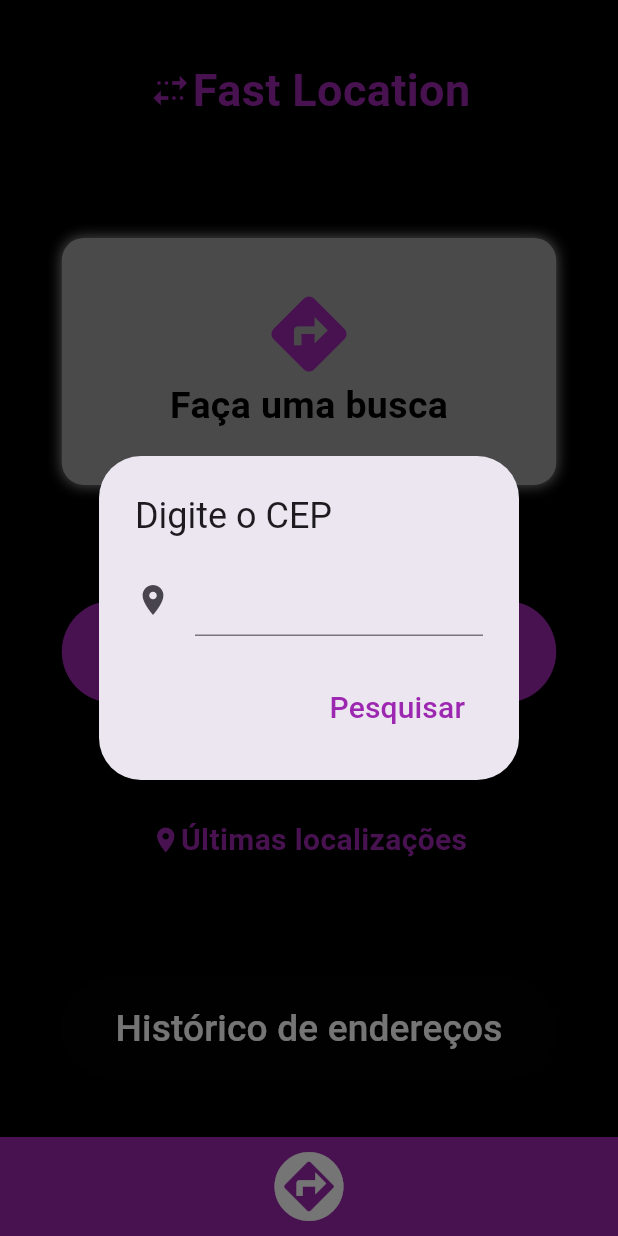
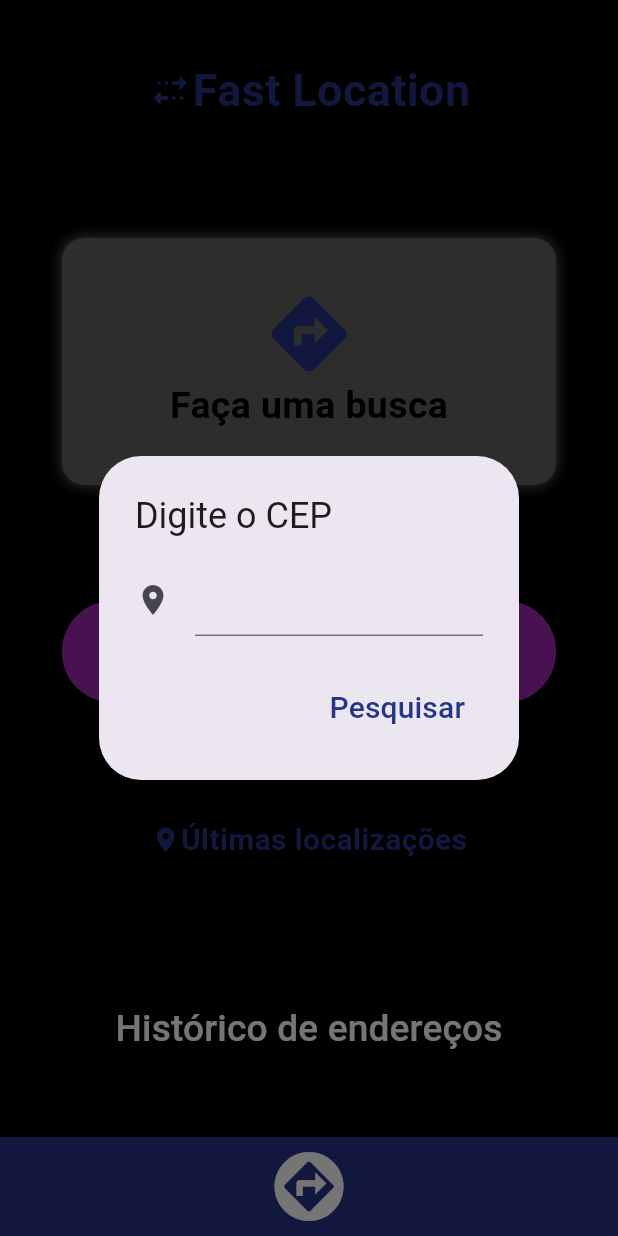
Before and after one commit to JoaoReiter/FastLocation---Atividade-01, a Flutter app: the screen it shows after launch, after a tap on "Localizar endereço", on a phone screen of 412 x 824 dp. Run offline on Flutter 3.47's test engine with Material 3 defaults, Android fonts, the phone set to English and light mode, and no system bars; our stand-ins replace dio, flutter_mobx, hive, hive_flutter, mobx, shared_preferences; missing offline and left inert: path_provider_android, path_provider_ios; accounts and stored records are empty; generated files the repository leaves out were written again.

Commit message:
Correção Do Código

```diff
--- a/lib/main.dart
+++ b/lib/main.dart
@@ -19,7 +19,7 @@ class App extends StatelessWidget {
     return MaterialApp(
       title: 'Fast Location',
       theme: ThemeData(
-        primarySwatch: Colors.purple,
+        primarySwatch: Colors.blue,
       ),
       home: const InitialPage(),
       debugShowCheckedModeBanner: false,
--- a/lib/modules/history/page/history_page.dart
+++ b/lib/modules/history/page/history_page.dart
@@ -64,7 +64,7 @@ class _HistoryPageState extends State<HistoryPage> {
                 leading: IconButton(
                   icon: const Icon(
                     Icons.arrow_back,
-                    color: Color.fromRGBO(156, 39, 176, 1),
+                    color: Color.fromRGBO(39, 53, 133, 1),
                   ),
                   onPressed: () => Navigator.pop(context),
                 ),
@@ -89,14 +89,14 @@ class _HistoryPageState extends State<HistoryPage> {
                               Icon(
                                 Icons.share_location,
                                 size: 30,
-                                color: Color.fromRGBO(156, 39, 176, 1),
+                                color: Color.fromRGBO(39, 53, 133, 1),
                               ),
                               SizedBox(
                                 width: 10,
                               ),
                               Text("Endereços Localizados",
                                   style: TextStyle(
-                                      color: Color.fromRGBO(156, 39, 176, 1),
+                                      color: Color.fromRGBO(39, 53, 133, 1),
                                       fontSize: 25,
                                       fontStyle: FontStyle.italic,
                                       fontWeight: FontWeight.bold))
--- a/lib/modules/home/components/address_list.dart
+++ b/lib/modules/home/components/address_list.dart
@@ -48,7 +48,7 @@ class _AddressListState extends State<AddressList> {
             Icon(
               Icons.location_off,
               size: 40,
-              color: Color.fromRGBO(156, 39, 176, 1),
+              color: Color.fromRGBO(39, 53, 133, 1),
             ),
             Padding(
               padding: EdgeInsets.all(10.0),
@@ -92,7 +92,6 @@ class _AddressListState extends State<AddressList> {
                       address.localidade,
                       style: const TextStyle(
                         fontSize: 12,
-                        //fontWeight: FontWeight.bold,
                       ),
                     )
                   ],
--- a/lib/modules/home/components/search_empty.dart
+++ b/lib/modules/home/components/search_empty.dart
@@ -11,7 +11,7 @@ class SearchEmpty extends StatelessWidget {
         Icon(
           Icons.directions,
           size: 80,
-          color: Color.fromRGBO(156, 39, 176, 1),
+          color: Color.fromRGBO(39, 53, 133, 1),
         ),
         Padding(
           padding: EdgeInsets.all(20.0),
--- a/lib/modules/home/page/home_page.dart
+++ b/lib/modules/home/page/home_page.dart
@@ -42,13 +42,13 @@ class _HomePageState extends State<HomePage> {
               children: [
                 Icon(
                   size: 30,
-                  color: Color.fromRGBO(156, 39, 176, 1),
+                  color: Color.fromRGBO(39, 53, 133, 1),
                   Icons.multiple_stop,
                 ),
                 Text(
                   "Fast Location",
                   style: TextStyle(
-                    color: Color.fromRGBO(156, 39, 176, 1),
+                    color: Color.fromRGBO(39, 53, 133, 1),
                     fontSize: 30,
                     fontWeight: FontWeight.bold,
                   ),
@@ -71,7 +71,7 @@ class _HomePageState extends State<HomePage> {
                 children: [
                   Icon(
                     size: 60,
-                    color: Color.fromRGBO(156, 39, 176, 1),
+                    color: Color.fromRGBO(39, 53, 133, 1),
                     Icons.directions,
                   ),
                   Text(
@@ -119,11 +119,11 @@ class _HomePageState extends State<HomePage> {
             ),
             Row(
               children: [
-                Icon(size: 20, color: Color.fromRGBO(156, 39, 176, 1), Icons.place),
+                Icon(size: 20, color: Color.fromRGBO(39, 53, 133, 1), Icons.place),
                 Text(
                   "Últimas localizações",
                   style: TextStyle(
-                    color: Color.fromRGBO(156, 39, 176, 1),
+                    color: Color.fromRGBO(39, 53, 133, 1),
                     fontSize: 20,
                     fontWeight: FontWeight.bold,
                   ),
@@ -134,7 +134,7 @@ class _HomePageState extends State<HomePage> {
             ElevatedButton(
               onPressed: null, // Botão desativado
               style: ElevatedButton.styleFrom(
-                backgroundColor: Color.fromRGBO(156, 39, 176, 1), // Cor de fundo
+                backgroundColor: Color.fromRGBO(39, 53, 133, 1), // Cor de fundo
                 minimumSize: Size(widthMedia * 0.8, 15), // Tamanho mínimo
                 padding: EdgeInsets.all(
                   heightMedia * 0.02,
@@ -152,7 +152,7 @@ class _HomePageState extends State<HomePage> {
         ),
       ),
       bottomNavigationBar: Container(
-        decoration: BoxDecoration(color: Color.fromRGBO(156, 39, 176, 1)),
+        decoration: BoxDecoration(color: Color.fromRGBO(39, 53, 133, 1)),
         child: IconButton(
           onPressed: null,
           icon: Icon(size: 50, color: Colors.white, Icons.assistant_direction),
--- a/lib/modules/home/page/result.dart
+++ b/lib/modules/home/page/result.dart
@@ -58,7 +58,7 @@ WidgetAlert(BuildContext context, String titulo) {
         child: Text(
           "Pesquisar",
           style: TextStyle(
-            color: Color.fromRGBO(156, 39, 176, 1),
+            color: Color.fromRGBO(39, 53, 133, 1),
             fontSize: 20,
           ),
         ),
@@ -104,7 +104,7 @@ class AddressDetailPage extends StatelessWidget {
             Text(
               'CEP: ${address.cep}',
               style: TextStyle(
-                color: Color.fromRGBO(156, 39, 176, 1),
+                color: Color.fromRGBO(39, 53, 133, 1),
                 fontWeight: FontWeight.bold,
                 fontSize: 30,
               ),
--- a/lib/modules/initial/initial_page.dart
+++ b/lib/modules/initial/initial_page.dart
@@ -49,7 +49,7 @@ class _InitialPageState extends State<InitialPage>
               padding: EdgeInsets.only(bottom: 10),
               child: Text("Fast Location",
                   style: TextStyle(
-                      color: Color.fromRGBO(156, 39, 176, 1),
+                      color: Color.fromRGBO(39, 53, 133, 1),
                       fontSize: 40,
                       fontWeight: FontWeight.bold)),
             ),
@@ -59,7 +59,7 @@ class _InitialPageState extends State<InitialPage>
                   padding: EdgeInsets.all(8),
                   child: Icon(
                     size: 150,
-                    color: Color.fromRGBO(156, 39, 176, 1),
+                    color: Color.fromRGBO(39, 53, 133, 1),
                     Icons.directions,
                   )),
             )
--- a/lib/shared/colors/app_colors.dart
+++ b/lib/shared/colors/app_colors.dart
@@ -2,6 +2,6 @@ import 'package:flutter/material.dart';
 
 class AppColors {
   static const Color appPageBackground = Color.fromARGB(255, 0, 0, 0);
-  static const Color appBarBackground = Color.fromRGBO(156, 39, 176, 1);
-  static const Color appBarContainer = Color.fromARGB(255, 162, 162, 162);
+  static const Color appBarBackground = Color.fromRGBO(39, 53, 133, 1);
+  static const Color appBarContainer = Color.fromARGB(255, 99, 97, 97);
 }
--- a/lib/shared/components/app_loading.dart
+++ b/lib/shared/components/app_loading.dart
@@ -11,7 +11,7 @@ class AppLoading extends StatelessWidget {
       body: Center(
         child: CircularProgressIndicator(
           backgroundColor: AppColors.appPageBackground,
-          valueColor: AlwaysStoppedAnimation<Color>(Color.fromRGBO(156, 39, 176, 1)),
+          valueColor: AlwaysStoppedAnimation<Color>(Color.fromRGBO(39, 53, 133, 1)),
         ),
       ),
     );
```
Also changed, not shown: lib/modules/home/components/search_address.dart (+6 -6 lines).
